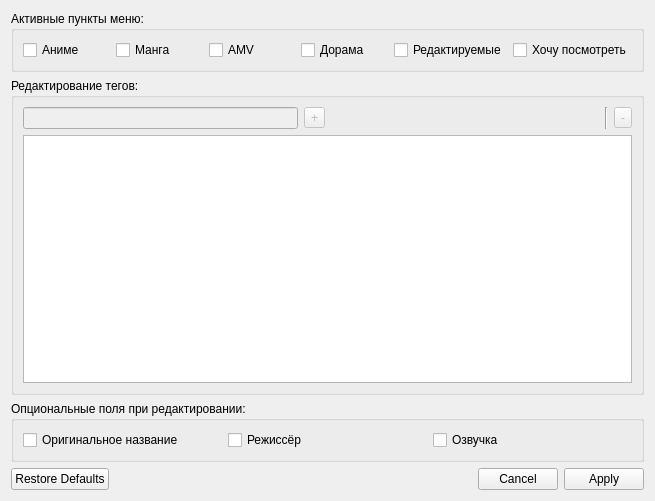
LibertaSoft/DatabaseAnime, file formsettings.ui: the form before one commit.
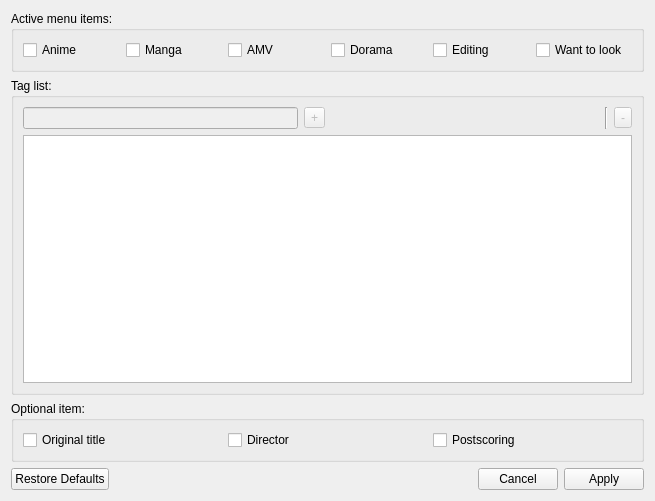
The form after the commit. Icons and pictures are not drawn.

```diff
--- a/formsettings.ui
+++ b/formsettings.ui
@@ -20,13 +20,13 @@
    <item>
     <widget class="QGroupBox" name="GBox_ActiveMenuItem">
      <property name="title">
-      <string>Активные пункты меню:</string>
+      <string>Active menu items:</string>
      </property>
      <layout class="QHBoxLayout" name="horizontalLayout">
       <item>
        <widget class="QCheckBox" name="CheckBox_EnableAnime">
         <property name="text">
-         <string>Аниме</string>
+         <string>Anime</string>
         </property>
        </widget>
       </item>
@@ -36,7 +36,7 @@
          <bool>true</bool>
         </property>
         <property name="text">
-         <string>Манга</string>
+         <string>Manga</string>
         </property>
        </widget>
       </item>
@@ -56,21 +56,21 @@
          <bool>true</bool>
         </property>
         <property name="text">
-         <string>Дорама</string>
+         <string>Dorama</string>
         </property>
        </widget>
       </item>
       <item>
        <widget class="QCheckBox" name="CheckBox_EnableEditing">
         <property name="text">
-         <string>Редактируемые</string>
+         <string>Editing</string>
         </property>
        </widget>
       </item>
       <item>
        <widget class="QCheckBox" name="CheckBox_EnableLookLater">
         <property name="text">
-         <string>Хочу посмотреть</string>
+         <string>Want to look</string>
         </property>
        </widget>
       </item>
@@ -80,7 +80,7 @@
    <item>
     <widget class="QGroupBox" name="GBox_EditTags">
      <property name="title">
-      <string>Редактирование тегов:</string>
+      <string>Tag list:</string>
      </property>
      <layout class="QVBoxLayout" name="verticalLayout">
       <item>
@@ -170,7 +170,7 @@
    <item>
     <widget class="QGroupBox" name="GBox_FieldsForEdit">
      <property name="title">
-      <string>Опциональные поля при редактировании:</string>
+      <string>Optional item:</string>
      </property>
      <property name="checkable">
       <bool>false</bool>
@@ -179,21 +179,21 @@
       <item row="0" column="1">
        <widget class="QCheckBox" name="CheckBox_Director">
         <property name="text">
-         <string>Режиссёр</string>
+         <string>Director</string>
         </property>
        </widget>
       </item>
       <item row="0" column="0">
        <widget class="QCheckBox" name="CheckBox_OrigTitle">
         <property name="text">
-         <string>Оригинальное название</string>
+         <string>Original title</string>
         </property>
        </widget>
       </item>
       <item row="0" column="2">
        <widget class="QCheckBox" name="CheckBox_PostScoring">
         <property name="text">
-         <string>Озвучка</string>
+         <string>Postscoring</string>
         </property>
        </widget>
       </item>
```
